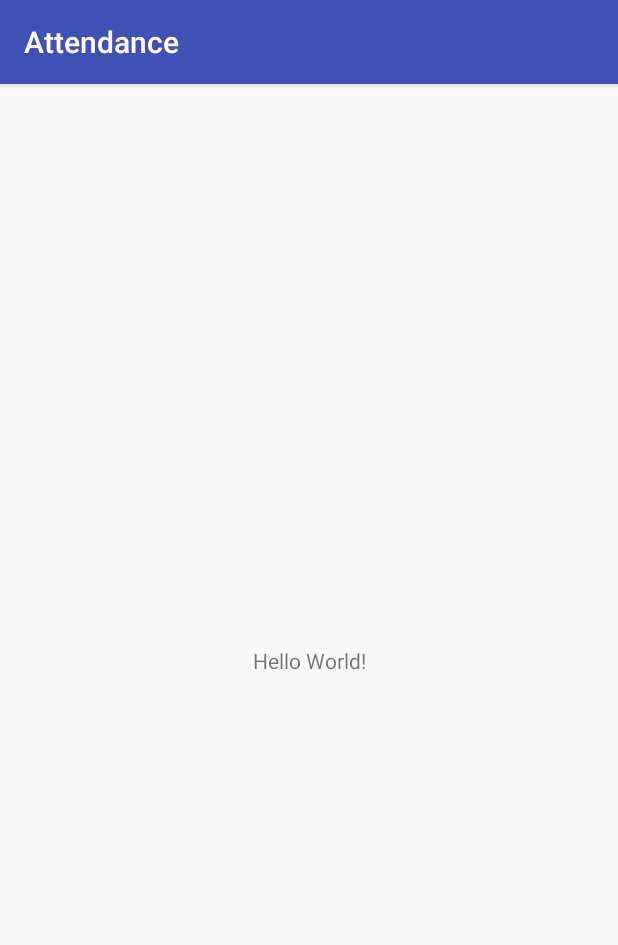
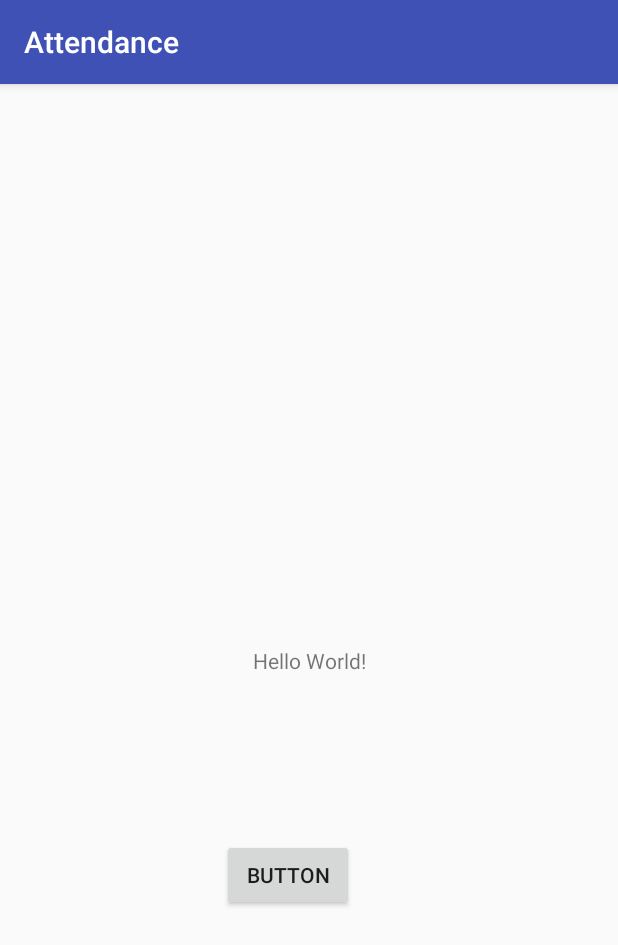
Before and after one commit to AlbinoB/Attendance, an Android app: the screen it shows after launch (MainActivity), on a phone screen of 412 x 824 dp. Shown: the top 945 px of the screen. Run offline under Robolectric (Android 15) with nearby library versions, the phone set to English and light mode, and no system bars.

Commit message:
Button test

```diff
--- a/app/src/main/res/layout/activity_main.xml
+++ b/app/src/main/res/layout/activity_main.xml
@@ -7,6 +7,7 @@
     tools:context="com.example.bino.attendance.MainActivity">
 
     <TextView
+        android:id="@+id/textView"
         android:layout_width="wrap_content"
         android:layout_height="wrap_content"
         android:text="Hello World!"
@@ -15,4 +16,14 @@
         app:layout_constraintRight_toRightOf="parent"
         app:layout_constraintTop_toTopOf="parent" />
 
+    <Button
+        android:id="@+id/button"
+        android:layout_width="wrap_content"
+        android:layout_height="wrap_content"
+        android:layout_marginStart="148dp"
+        android:layout_marginTop="109dp"
+        android:text="Button"
+        app:layout_constraintStart_toStartOf="parent"
+        app:layout_constraintTop_toBottomOf="@+id/textView" />
+
 </android.support.constraint.ConstraintLayout>
```
